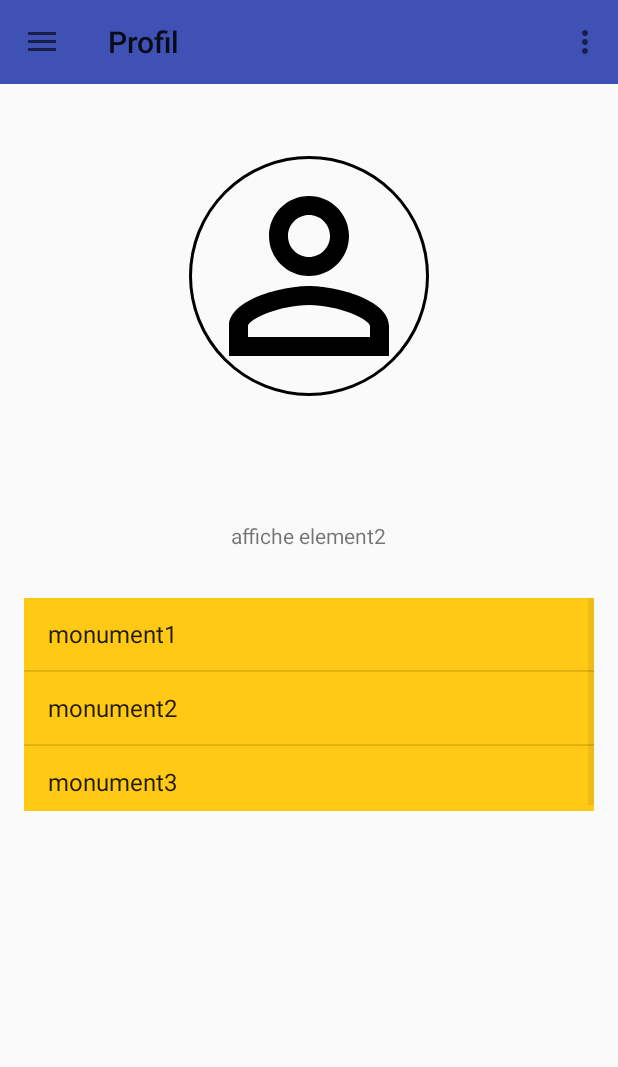
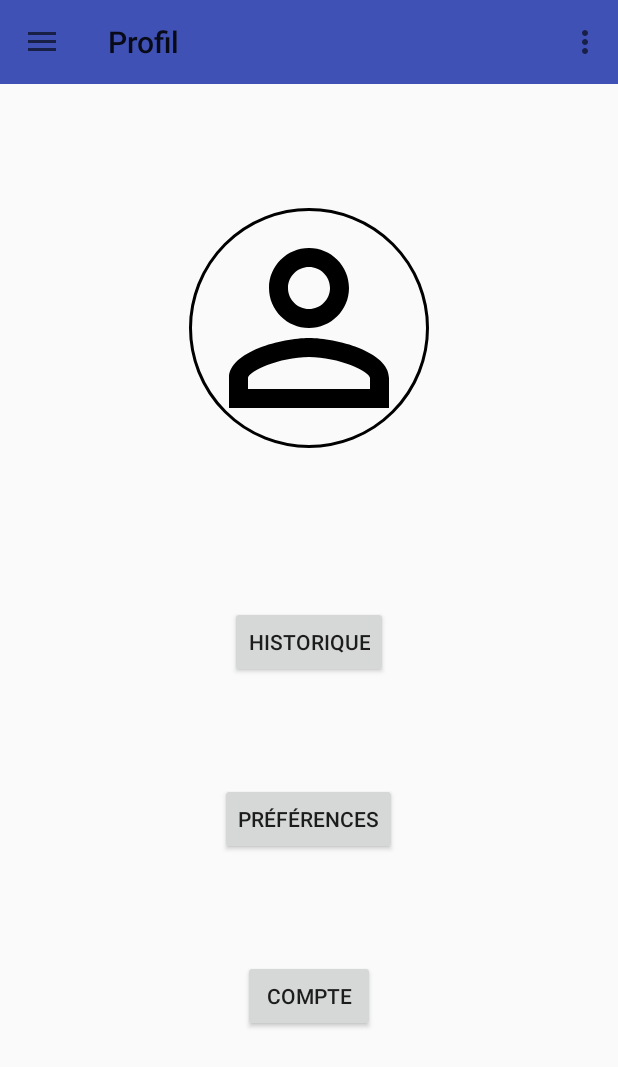
Before and after one commit to TravelCompanion/TravelCompanion, an Android app: the ProfilActivity screen opened directly, with no data from a screen before it, on a phone screen of 412 x 824 dp. Shown: the top 1067 px of the screen. Run offline under Robolectric (Android 15) with nearby library versions, the light colour scheme and no system bars; our stand-ins replace CircleImageView.

Commit message:
ajout de nouvelle page et fonctionnalité

```diff
--- a/TravelCompanionApp/app/src/main/AndroidManifest.xml
+++ b/TravelCompanionApp/app/src/main/AndroidManifest.xml
@@ -50,6 +50,10 @@
             android:label="@string/title_Monument_au_alentour"
             android:theme="@style/AppTheme.NoActionBar" />
         <activity
+            android:name=".ParametreActivity"
+            android:label="@string/title_compte"
+            android:theme="@style/AppTheme.NoActionBar" />
+        <activity
             android:name=".ProfilActivity"
             android:label="@string/title_profil"
             android:theme="@style/AppTheme.NoActionBar" />
--- a/TravelCompanionApp/app/src/main/java/com/example/voyage/travelcompanionapp/MonumentActivity.java
+++ b/TravelCompanionApp/app/src/main/java/com/example/voyage/travelcompanionapp/MonumentActivity.java
@@ -144,7 +144,7 @@ public class MonumentActivity extends AppCompatActivity implements NavigationVie
             alertDialogBuilder
                     .setCancelable(false)
                     .setView(mView);
-                    //.setView(inflater.inflate(R.layout.activity_rate, (ViewGroup) findViewById(R.id.layout_rate_bar) ));
+            //.setView(inflater.inflate(R.layout.activity_rate, (ViewGroup) findViewById(R.id.layout_rate_bar) ));
 
             ratingBar = (RatingBar) mView.findViewById(R.id.ratingBar_note);
 
--- a/TravelCompanionApp/app/src/main/java/com/example/voyage/travelcompanionapp/ProfilActivity.java
+++ b/TravelCompanionApp/app/src/main/java/com/example/voyage/travelcompanionapp/ProfilActivity.java
@@ -15,6 +15,7 @@ import android.view.MenuItem;
 import android.view.View;
 import android.widget.AdapterView;
 import android.widget.ArrayAdapter;
+import android.widget.Button;
 import android.widget.ListView;
 import android.widget.TabHost;
 import android.widget.TextView;
@@ -24,11 +25,12 @@ import com.example.voyage.travelcompanionapp.R;
 import java.util.HashMap;
 
 public class ProfilActivity extends AppCompatActivity
-        implements NavigationView.OnNavigationItemSelectedListener  {
+        implements NavigationView.OnNavigationItemSelectedListener,View.OnClickListener  {
    private DrawerLayout drawer;
     private Toolbar toolbar;
     Session session;
     String emailname="";
+    Button buttonCompte;
 
     @Override
     protected void onCreate(Bundle savedInstanceState) {
@@ -39,6 +41,7 @@ public class ProfilActivity extends AppCompatActivity
         setSupportActionBar(toolbar);
         getSupportActionBar().setDisplayHomeAsUpEnabled(true);
         getSupportActionBar().setHomeButtonEnabled(true);
+        buttonCompte= (Button) findViewById(R.id.compte);
         this.setRequestedOrientation(ActivityInfo.SCREEN_ORIENTATION_PORTRAIT);
 
         session = Session.getSession(getApplicationContext());
@@ -48,11 +51,11 @@ public class ProfilActivity extends AppCompatActivity
         // emailname
         emailname = userSession.get(Session.KEY_EMAIL);
         textusername.setText(emailname);
+        buttonCompte.setOnClickListener(ProfilActivity.this);
 
 
 
-
-        TabHost host = (TabHost)findViewById(R.id.tabHost);
+       /* TabHost host = (TabHost)findViewById(R.id.tabHost);
         host.setup();
         ListView list_avis_monument=(ListView)findViewById(R.id.list_avis_monument);
 
@@ -60,13 +63,13 @@ public class ProfilActivity extends AppCompatActivity
         TabHost.TabSpec spec = host.newTabSpec("Avis");
         spec.setContent(R.id.tab_avis);
         spec.setIndicator("Avis");
-        host.addTab(spec);
+        host.addTab(spec);*/
 
         //Tab 2
         /*spec = host.newTabSpec("Preferences");
         spec.setContent(R.id.tab_pref);
         spec.setIndicator("Preferences");
-        host.addTab(spec);*/
+        host.addTab(spec);
         final String[]data_notice= new String[]{"monument1","monument2","monument3"};
         ArrayAdapter<String> listadaptater;
         listadaptater= new ArrayAdapter<String>(ProfilActivity.this,android.R.layout.simple_list_item_1,data_notice);
@@ -82,7 +85,7 @@ public class ProfilActivity extends AppCompatActivity
                     }
                 }
             }
-        });
+        });*/
 
         drawer = (DrawerLayout) findViewById(R.id.drawer_layout_profil);
         ActionBarDrawerToggle toggle = new ActionBarDrawerToggle(
@@ -150,4 +153,11 @@ public class ProfilActivity extends AppCompatActivity
     }
 
 
+    @Override
+    public void onClick(View v) {
+        if(v==buttonCompte){
+            Intent intent = new Intent(ProfilActivity.this, ParametreActivity.class);
+            startActivity(intent);
+        }
     }
+}
--- a/TravelCompanionApp/app/src/main/java/com/example/voyage/travelcompanionapp/Session.java
+++ b/TravelCompanionApp/app/src/main/java/com/example/voyage/travelcompanionapp/Session.java
@@ -92,8 +92,6 @@ public class Session {
          * */
         public HashMap<String, String> getUserDetails(){
             HashMap<String, String> user = new HashMap<String, String>();
-            // user name
-            //user.put(KEY_NAME, preferences.getString(KEY_NAME, null));
 
             // user email id
             user.put(KEY_EMAIL, preferences.getString(KEY_EMAIL, null));
--- a/TravelCompanionApp/app/src/main/res/layout/content_list_monument.xml
+++ b/TravelCompanionApp/app/src/main/res/layout/content_list_monument.xml
@@ -12,10 +12,12 @@
 
 
     <ListView
+        android:id="@+id/list_monuments"
         android:layout_width="match_parent"
         android:layout_height="match_parent"
-        android:id="@+id/list_monuments"
         android:layout_alignParentLeft="true"
         android:layout_alignParentStart="true"
-        android:layout_alignParentTop="true" />
+        android:layout_alignParentTop="true"
+        android:footerDividersEnabled="false"
+        android:headerDividersEnabled="false" />
 </RelativeLayout>
--- a/TravelCompanionApp/app/src/main/res/layout/content_profil.xml
+++ b/TravelCompanionApp/app/src/main/res/layout/content_profil.xml
@@ -1,109 +1,87 @@
 <?xml version="1.0" encoding="utf-8"?>
 <RelativeLayout xmlns:android="http://schemas.android.com/apk/res/android"
+    android:orientation="vertical" android:layout_width="match_parent"
     xmlns:app="http://schemas.android.com/apk/res-auto"
-    xmlns:tools="http://schemas.android.com/tools"
-    android:layout_width="match_parent"
-    android:layout_height="match_parent"
-    android:paddingBottom="@dimen/activity_vertical_margin"
-    android:paddingLeft="@dimen/activity_horizontal_margin"
-    android:paddingRight="@dimen/activity_horizontal_margin"
-    android:paddingTop="@dimen/activity_vertical_margin"
     app:layout_behavior="@string/appbar_scrolling_view_behavior"
-    tools:context="com.example.voyage.travelcompanionapp.ProfilActivity"
-    tools:showIn="@layout/activity_profil"
-    android:baselineAligned="false">
+    android:layout_height="match_parent">
 
+    <LinearLayout
+        android:layout_width="wrap_content"
+        android:layout_height="wrap_content"
+        android:layout_alignParentTop="true"
+        android:layout_centerHorizontal="true"
+        android:layout_marginTop="69dp"
+        android:orientation="vertical"
+        android:id="@+id/linearLayout">
 
-
+        <TextView
+            android:id="@+id/user"
+            android:layout_width="wrap_content"
+            android:layout_height="wrap_content"
+            android:layout_gravity="center"
+            android:text="TextView" />
+        />
 
         <de.hdodenhof.circleimageview.CircleImageView
             android:id="@+id/header_cover_image"
             android:layout_width="160dp"
             android:layout_height="160dp"
+            android:layout_alignParentTop="true"
+            android:layout_centerHorizontal="true"
+            android:layout_marginTop="50dp"
             android:src="@drawable/ic_perm_identity_black_24dp"
-        app:civ_border_width="2dp"
             app:civ_border_color="#FF000000"
-        android:layout_marginTop="88dp"
-        android:layout_alignParentTop="true"
-        android:layout_centerHorizontal="true" />
+            app:civ_border_width="2dp" />
+    </LinearLayout>
 
-    <TableLayout
-        android:layout_width="match_parent"
-        android:layout_height="wrap_content"
-        android:shrinkColumns="*"
-        android:layout_below="@+id/header_cover_image"
-        android:layout_alignParentLeft="true"
-        android:layout_alignParentStart="true"
-        android:layout_marginTop="66dp"
-        android:id="@+id/tableLayout1"
-        android:layout_margin="@dimen/activity_vertical_margin">
 
-        <TableRow
-            android:gravity="center_horizontal"
-            android:padding="@dimen/activity_vertical_margin">
-
-            <TextView
-                android:id="@+id/user"
+    <LinearLayout
         android:layout_width="wrap_content"
         android:layout_height="wrap_content"
-                android:text="@string/user" />
-
-        </TableRow>
-
-        <TableRow
-            android:gravity="center_horizontal"
-            android:padding="@dimen/activity_vertical_margin">
-            <TextView
-                android:id="@+id/mail"
-                android:layout_width="wrap_content"
-                android:layout_height="wrap_content"
-                android:text="affiche element2"/>
-        </TableRow>
-    </TableLayout>
-    <TabHost
-            android:layout_width="match_parent"
-            android:layout_height="wrap_content"
-            android:id="@+id/tabHost"
-            android:layout_gravity="center_vertical"
-            android:layout_weight="1"
-            android:layout_below="@+id/tableLayout1"
+        android:layout_marginTop="35dp"
+        android:orientation="vertical"
+        android:id="@+id/linearLayout2"
+        android:layout_below="@+id/linearLayout"
+        android:layout_alignParentRight="true"
+        android:layout_alignParentEnd="true"
         android:layout_alignParentLeft="true"
         android:layout_alignParentStart="true">
 
 
-            <LinearLayout
-                android:layout_width="match_parent"
-                android:layout_height="match_parent"
-                android:orientation="vertical">
-
-                <TabWidget
-                    android:id="@android:id/tabs"
-                    android:layout_width="match_parent"
-                    android:layout_height="match_parent"></TabWidget>
-
-                <FrameLayout
-                    android:id="@android:id/tabcontent"
-                    android:layout_width="match_parent"
-                    android:layout_height="match_parent">
-
-                    <LinearLayout
-                        android:id="@+id/tab_avis"
-                        android:layout_width="match_parent"
-                        android:layout_height="match_parent"
-                        android:background="#ffc916"
-                        android:orientation="vertical">
+        <Button
+            android:id="@+id/historique"
+            style="@style/Widget.AppCompat.Button"
+            android:layout_width="wrap_content"
+            android:layout_height="wrap_content"
 
 
-                        <include
-                            android:layout_width="match_parent"
-                            android:layout_height="142dp"
-                            layout="@layout/content_profil_list" />
+            android:layout_below="@+id/linearLayout"
+            android:layout_gravity="center"
+            android:layout_marginTop="70dp"
+            android:text="Historique" />
 
+        <Button
+            android:id="@+id/preferences"
+            android:layout_width="wrap_content"
+            android:layout_height="wrap_content"
+            android:layout_alignParentLeft="true"
+            android:layout_alignParentStart="true"
+            android:layout_below="@+id/button"
+            android:layout_gravity="center"
+            android:layout_marginTop="70dp"
+            android:text="Préférences" />
+
+        <Button
+            android:id="@+id/compte"
+            android:layout_width="wrap_content"
+            android:layout_height="wrap_content"
+            android:layout_alignEnd="@+id/button2"
+            android:layout_alignRight="@+id/button2"
+            android:layout_below="@+id/button2"
+            android:layout_gravity="center"
+            android:layout_marginTop="70dp"
+            android:text="Compte" />
 
     </LinearLayout>
 
-
-                </FrameLayout>
-            </LinearLayout>
-        </TabHost>
 </RelativeLayout>
--- a/TravelCompanionApp/app/src/main/res/values/strings.xml
+++ b/TravelCompanionApp/app/src/main/res/values/strings.xml
@@ -32,6 +32,8 @@
     <string name="note">Noter</string>
     <string name="fermer">Fermer</string>
     <string name="donner_note">Voulez-vous une noter ce monument</string>
+    <string name="modifier">Modifier</string>
+    <string name="title_popup_edit">Vous pouvez modifier</string>
 
     <!-- Strings related to Settings -->
 
@@ -99,4 +101,5 @@
     <string name="title_activity_inscription">InscriptionActivity</string>
     <string name="title_inscription">Inscription</string>
     <string name="title_inscription_nom">entrer un pseudo</string>
+    <string name="title_compte">Compte d\'utilisateur</string>
 </resources>
```
Also changed, not shown: TravelCompanionApp/app/src/main/java/com/example/voyage/travelcompanionapp/ParametreActivity.java (added, +99 -0 lines), TravelCompanionApp/app/src/main/res/layout/activity_list_monument.xml (+0 -8 lines), TravelCompanionApp/app/src/main/res/layout/activity_parametre.xml (added, +51 -0 lines), TravelCompanionApp/app/src/main/res/layout/activity_preferences.xml (+76 -4 lines), TravelCompanionApp/app/src/main/res/layout/content_profil2.xml (added, +109 -0 lines), TravelCompanionApp/app/src/main/res/layout/parametre_popup_email.xml (added, +16 -0 lines), TravelCompanionApp/app/src/main/res/layout/parametre_popup_nom.xml (added, +16 -0 lines), TravelCompanionApp/app/src/main/res/layout/parametre_popup_pwd.xml (added, +38 -0 lines). Lines whose indentation alone changed are shown as unchanged.
